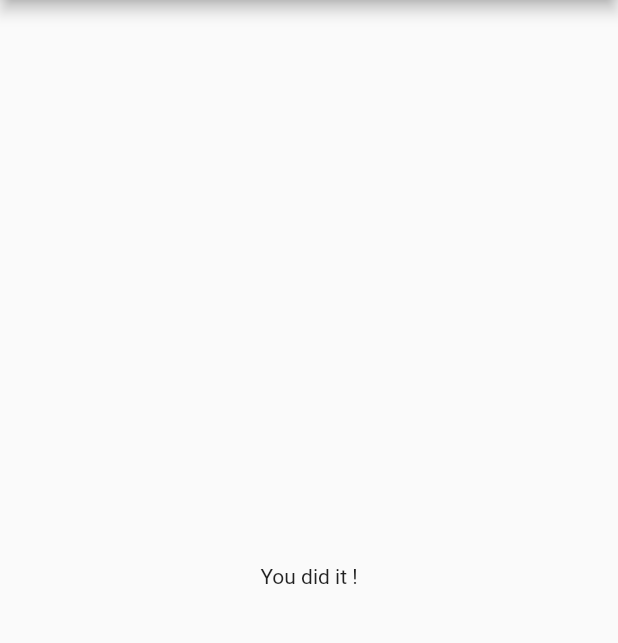
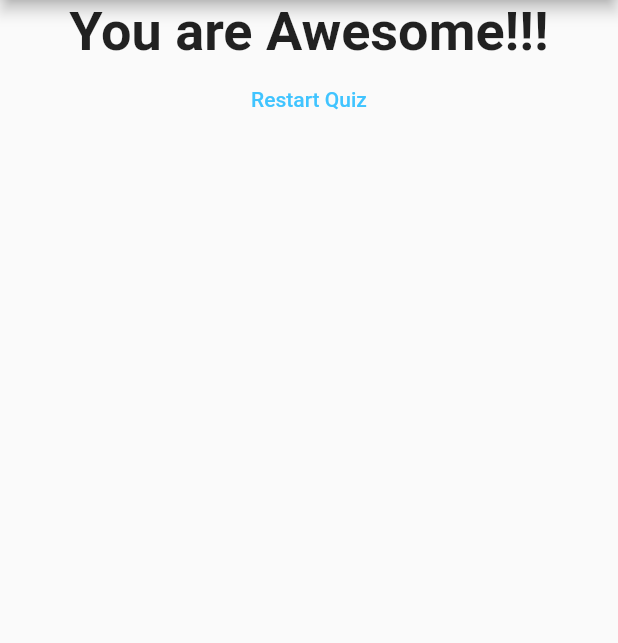
Before and after one commit to vaibhavshah9537/first-flutter, a Flutter app: the screen it shows after launch, after a tap on "Motu", after a tap on "Jadiyo", after a tap on "Neelu", on a phone screen of 412 x 824 dp, the part 84-727 px from its top. Run offline on Flutter 3.47's test engine with Material 2 defaults, Android fonts, the phone set to English and light mode, and no system bars.

Commit message:
Final commit whole code

```diff
--- a/lib/main.dart
+++ b/lib/main.dart
@@ -20,24 +20,46 @@ class MyApp extends StatefulWidget {
 
 class _MyAppState extends State<MyApp> {
   var _questionIndex = 0;
+  var _totalScore = 0;
+
   final _questions = const [
     {
       'questionText': 'What\'s divya nick name?',
-      'answers': ['Motu', 'Chottu', 'Khotu']
+      'answers': [
+        {'text': 'Motu', 'score': 3},
+        {'text': 'Chottu', 'score': 10},
+        {'text': 'Khotu', 'score': 5}
+      ]
     },
     {
       'questionText': 'What\'s kevin nick name?',
-      'answers': ['Liti', 'Jadiyo', 'Padiyo']
+      'answers': [
+        {'text': 'Liti', 'score': 10},
+        {'text': 'Jadiyo', 'score': 20},
+        {'text': 'Padiyo', 'score': 7}
+      ]
     },
     {
       'questionText': 'What\'s maitri nick name?',
-      'answers': ['Chokdi', 'Mota manso', 'Neelu']
+      'answers': [
+        {'text': 'Chokdi', 'score': 8},
+        {'text': 'Mota Manso', 'score': 2},
+        {'text': 'Neelu', 'score': 15}
+      ]
     },
   ];
 
-  void _answerQuestion() {
+  void _answerQuestion(int score) {
+    _totalScore += score;
     setState(() {
       _questionIndex++;
+    });
+  }
+
+  void _resetQuiz(){
+    setState(() {
+      _totalScore = 0;
+      _questionIndex = 0;
     });
   }
 
@@ -52,8 +74,11 @@ class _MyAppState extends State<MyApp> {
           backgroundColor: Color(0xff00BCD1),
         ),
         body: _questionIndex < _questions.length
-            ? Quiz(questionIndex: _questionIndex, questions: _questions, answerQuestion: _answerQuestion)
-            : Result(),
+            ? Quiz(
+                questionIndex: _questionIndex,
+                questions: _questions,
+                answerQuestion: _answerQuestion)
+            : Result(_totalScore, _resetQuiz),
       ),
     );
   }
--- a/lib/quiz.dart
+++ b/lib/quiz.dart
@@ -3,24 +3,24 @@ import 'package:flutter/material.dart';
 import './question.dart';
 import './answer.dart';
 
-
 class Quiz extends StatelessWidget {
-
   final List<Map<String, Object>> questions;
   final int questionIndex;
   final Function answerQuestion;
 
   Quiz(
-      {@required this.questions, @required this.questionIndex, @required this.answerQuestion});
+      {@required this.questions,
+      @required this.questionIndex,
+      @required this.answerQuestion});
 
   @override
   Widget build(BuildContext context) {
     return Column(
       children: [
         Question(questions[questionIndex]['questionText']),
-        ...(questions[questionIndex]['answers'] as List<String>)
+        ...(questions[questionIndex]['answers'] as List<Map<String, Object>>)
             .map((answer) {
-          return Answer(this.answerQuestion, answer);
+          return Answer(() => answerQuestion(answer['score']), answer['text']);
         }).toList()
       ],
     );
--- a/lib/result.dart
+++ b/lib/result.dart
@@ -1,10 +1,37 @@
 import 'package:flutter/material.dart';
 
 class Result extends StatelessWidget {
+  final int totalScore;
+  final Function resetHandler;
+
+  Result(this.totalScore, this.resetHandler);
+
+  String get answerPhrase {
+    if (totalScore <= 10) {
+      return 'You are Bad!!';
+    } else if (totalScore <= 20) {
+      return 'You are Good';
+    } else {
+      return 'You are Awesome!!!';
+    }
+  }
+
   @override
   Widget build(BuildContext context) {
-    return Center(
-      child: Text('You did it !'),
+    return
+        Center(
+          child:
+          Column(
+            children: [
+              Text(answerPhrase,
+                  style: TextStyle(
+                    fontSize: 36,
+                    fontWeight: FontWeight.bold,
+                  ),
+                  textAlign: TextAlign.center),
+              TextButton(child: Text('Restart Quiz'), onPressed: resetHandler,style: TextButton.styleFrom(primary: Colors.lightBlueAccent),)
+            ],
+          ),
     );
   }
 }
```
